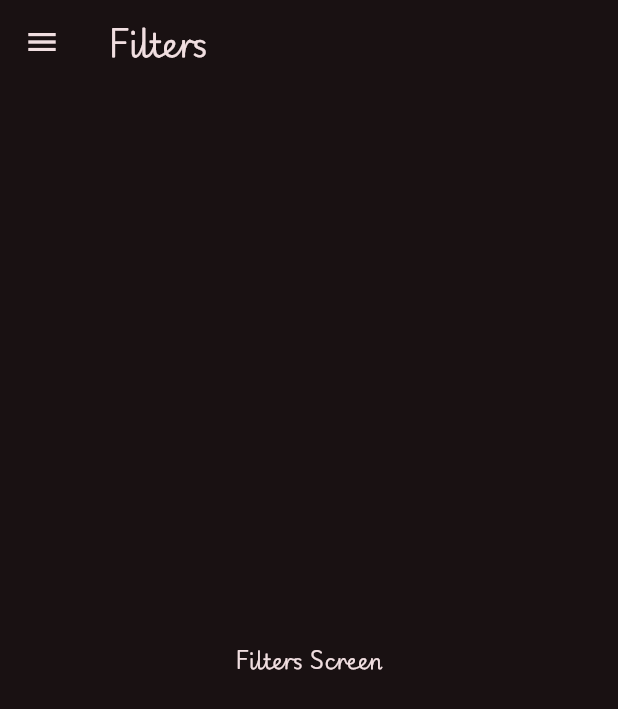
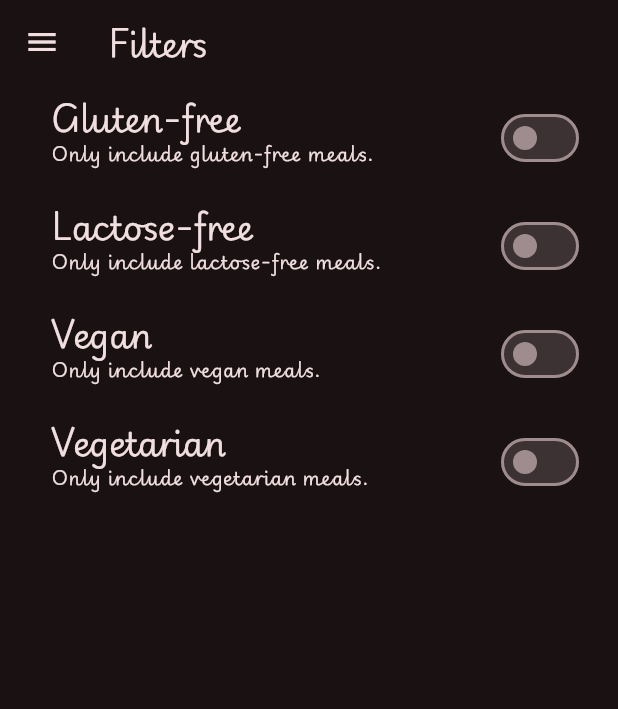
Before and after one commit to a7madDelea/Meals, a Flutter app: the FiltersScreen screen opened directly, on a phone screen of 412 x 824 dp. Shown: the top 709 px of the screen. Run offline on Flutter 3.47's test engine with Material 3 defaults, Android fonts, the phone set to English and light mode, and no system bars; our stand-ins replace transparent_image.

Commit message:
Filters Screen. Create Switch buttons style for enable or disable filters.

```diff
--- a/lib/screens/filters_screen.dart
+++ b/lib/screens/filters_screen.dart
@@ -3,8 +3,18 @@ import 'package:flutter/material.dart';
 import '../widgets/main_drawer.dart';
 import 'tabs_screen.dart';
 
-class FiltersScreen extends StatelessWidget {
+class FiltersScreen extends StatefulWidget {
   const FiltersScreen({super.key});
+
+  @override
+  State<FiltersScreen> createState() => _FiltersScreenState();
+}
+
+class _FiltersScreenState extends State<FiltersScreen> {
+  bool _glutenFreeFilter = false;
+  bool _lactoseFreeFilter = false;
+  bool _veganFilter = false;
+  bool _vegetarianFilter = false;
 
   @override
   Widget build(BuildContext context) {
@@ -12,7 +22,8 @@ class FiltersScreen extends StatelessWidget {
       appBar: AppBar(
         title: const Text('Filters'),
       ),
-      drawer: MainDrawer(onSelectPage: (id) {
+      drawer: MainDrawer(
+        onSelectPage: (id) {
           if (id == 'Meals') {
             Navigator.pop(context);
             Navigator.pushReplacement(
@@ -24,9 +35,82 @@ class FiltersScreen extends StatelessWidget {
           } else {
             Navigator.pop(context);
           }
-      }),
-      body: const Center(
-        child: Text('Filters Screen'),
+        },
+      ),
+      body: Column(
+        children: [
+          _customSwitch(
+            context,
+            _glutenFreeFilter,
+            (onChanged) {
+              setState(() {
+                _glutenFreeFilter = onChanged;
+              });
+            },
+            'Gluten-free',
+            'Only include gluten-free meals.',
+          ),
+          _customSwitch(
+            context,
+            _lactoseFreeFilter,
+            (onChanged) {
+              setState(() {
+                _lactoseFreeFilter = onChanged;
+              });
+            },
+            'Lactose-free',
+            'Only include lactose-free meals.',
+          ),
+          _customSwitch(
+            context,
+            _veganFilter,
+            (onChanged) {
+              setState(() {
+                _veganFilter = onChanged;
+              });
+            },
+            'Vegan',
+            'Only include vegan meals.',
+          ),
+          _customSwitch(
+            context,
+            _vegetarianFilter,
+            (onChanged) {
+              setState(() {
+                _vegetarianFilter = onChanged;
+              });
+            },
+            'Vegetarian',
+            'Only include vegetarian meals.',
+          ),
+        ],
+      ),
+    );
+  }
+
+  SwitchListTile _customSwitch(
+    BuildContext context,
+    bool value,
+    void Function(bool onChanged) onChanged,
+    String title,
+    String subtitle,
+  ) {
+    return SwitchListTile(
+      value: value,
+      onChanged: onChanged,
+      activeColor: Theme.of(context).colorScheme.tertiary,
+      contentPadding: const EdgeInsets.only(left: 34, right: 22),
+      title: Text(
+        title,
+        style: Theme.of(context).textTheme.titleLarge!.copyWith(
+              color: Theme.of(context).colorScheme.onSurface,
+            ),
+      ),
+      subtitle: Text(
+        subtitle,
+        style: Theme.of(context).textTheme.labelMedium!.copyWith(
+              color: Theme.of(context).colorScheme.onSurface,
+            ),
       ),
     );
   }
```
Lines whose indentation alone changed are shown as unchanged.
